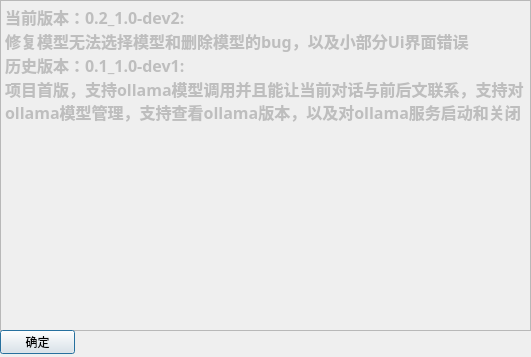
Before: the Qt Designer form Ui/Version.ui in linux-tools/ChatBot-For-Ollama-By-Python, drawn with Qt 5.
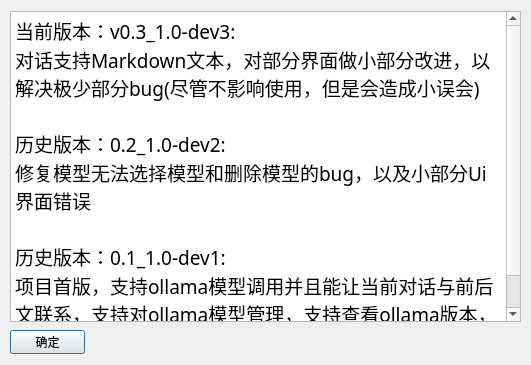
After: the same form once the commit is applied.

```diff
--- a/Ui/Version.ui
+++ b/Ui/Version.ui
@@ -7,42 +7,16 @@
     <x>0</x>
     <y>0</y>
     <width>531</width>
-    <height>357</height>
+    <height>365</height>
    </rect>
   </property>
   <property name="windowTitle">
    <string>Dialog</string>
   </property>
-  <widget class="QPlainTextEdit" name="plainTextEdit">
-   <property name="enabled">
-    <bool>false</bool>
-   </property>
-   <property name="geometry">
-    <rect>
-     <x>0</x>
-     <y>0</y>
-     <width>531</width>
-     <height>331</height>
-    </rect>
-   </property>
-   <property name="font">
-    <font>
-     <family>微软雅黑</family>
-     <pointsize>12</pointsize>
-     <bold>true</bold>
-    </font>
-   </property>
-   <property name="plainText">
-    <string>当前版本：0.2_1.0-dev2:
-修复模型无法选择模型和删除模型的bug，以及小部分Ui界面错误
-历史版本：0.1_1.0-dev1:
-项目首版，支持ollama模型调用并且能让当前对话与前后文联系，支持对ollama模型管理，支持查看ollama版本，以及对ollama服务启动和关闭</string>
-   </property>
-  </widget>
   <widget class="QPushButton" name="pushButton">
    <property name="geometry">
     <rect>
-     <x>0</x>
+     <x>10</x>
      <y>330</y>
      <width>75</width>
      <height>24</height>
@@ -52,6 +26,39 @@
     <string>确定</string>
    </property>
   </widget>
+  <widget class="QTextBrowser" name="textBrowser">
+   <property name="geometry">
+    <rect>
+     <x>10</x>
+     <y>11</y>
+     <width>511</width>
+     <height>311</height>
+    </rect>
+   </property>
+   <property name="font">
+    <font>
+     <family>宋体</family>
+     <pointsize>16</pointsize>
+    </font>
+   </property>
+   <property name="html">
+    <string>&lt;!DOCTYPE HTML PUBLIC &quot;-//W3C//DTD HTML 4.0//EN&quot; &quot;http://www.w3.org/TR/REC-html40/strict.dtd&quot;&gt;
+&lt;html&gt;&lt;head&gt;&lt;meta name=&quot;qrichtext&quot; content=&quot;1&quot; /&gt;&lt;meta charset=&quot;utf-8&quot; /&gt;&lt;style type=&quot;text/css&quot;&gt;
+p, li { white-space: pre-wrap; }
+hr { height: 1px; border-width: 0; }
+li.unchecked::marker { content: &quot;\2610&quot;; }
+li.checked::marker { content: &quot;\2612&quot;; }
+&lt;/style&gt;&lt;/head&gt;&lt;body style=&quot; font-family:'宋体'; font-size:16pt; font-weight:400; font-style:normal;&quot;&gt;
+&lt;p style=&quot; margin-top:0px; margin-bottom:0px; margin-left:0px; margin-right:0px; -qt-block-indent:0; text-indent:0px;&quot;&gt;&lt;span style=&quot; font-family:'Microsoft YaHei UI'; font-size:14pt;&quot;&gt;当前版本：v0.3_1.0-dev3:&lt;/span&gt;&lt;/p&gt;
+&lt;p style=&quot; margin-top:0px; margin-bottom:0px; margin-left:0px; margin-right:0px; -qt-block-indent:0; text-indent:0px;&quot;&gt;&lt;span style=&quot; font-family:'Microsoft YaHei UI'; font-size:14pt;&quot;&gt;对话支持Markdown文本，对部分界面做小部分改进，以解决极少部分bug(尽管不影响使用，但是会造成小误会)&lt;/span&gt;&lt;/p&gt;
+&lt;p style=&quot;-qt-paragraph-type:empty; margin-top:0px; margin-bottom:0px; margin-left:0px; margin-right:0px; -qt-block-indent:0; text-indent:0px; font-family:'Microsoft YaHei UI'; font-size:14pt;&quot;&gt;&lt;br /&gt;&lt;/p&gt;
+&lt;p style=&quot; margin-top:0px; margin-bottom:0px; margin-left:0px; margin-right:0px; -qt-block-indent:0; text-indent:0px;&quot;&gt;&lt;span style=&quot; font-family:'Microsoft YaHei UI'; font-size:14pt;&quot;&gt;历史版本：0.2_1.0-dev2:&lt;/span&gt;&lt;/p&gt;
+&lt;p style=&quot; margin-top:0px; margin-bottom:0px; margin-left:0px; margin-right:0px; -qt-block-indent:0; text-indent:0px;&quot;&gt;&lt;span style=&quot; font-family:'Microsoft YaHei UI'; font-size:14pt;&quot;&gt;修复模型无法选择模型和删除模型的bug，以及小部分Ui界面错误&lt;/span&gt;&lt;/p&gt;
+&lt;p style=&quot;-qt-paragraph-type:empty; margin-top:0px; margin-bottom:0px; margin-left:0px; margin-right:0px; -qt-block-indent:0; text-indent:0px; font-family:'Microsoft YaHei UI'; font-size:14pt;&quot;&gt;&lt;br /&gt;&lt;/p&gt;
+&lt;p style=&quot; margin-top:0px; margin-bottom:0px; margin-left:0px; margin-right:0px; -qt-block-indent:0; text-indent:0px;&quot;&gt;&lt;span style=&quot; font-family:'Microsoft YaHei UI'; font-size:14pt;&quot;&gt;历史版本：0.1_1.0-dev1:&lt;/span&gt;&lt;/p&gt;
+&lt;p style=&quot; margin-top:0px; margin-bottom:0px; margin-left:0px; margin-right:0px; -qt-block-indent:0; text-indent:0px;&quot;&gt;&lt;span style=&quot; font-family:'Microsoft YaHei UI'; font-size:14pt;&quot;&gt;项目首版，支持ollama模型调用并且能让当前对话与前后文联系，支持对ollama模型管理，支持查看ollama版本，以及对ollama服务启动和关闭&lt;/span&gt;&lt;/p&gt;&lt;/body&gt;&lt;/html&gt;</string>
+   </property>
+  </widget>
  </widget>
  <resources/>
  <connections/>
```
